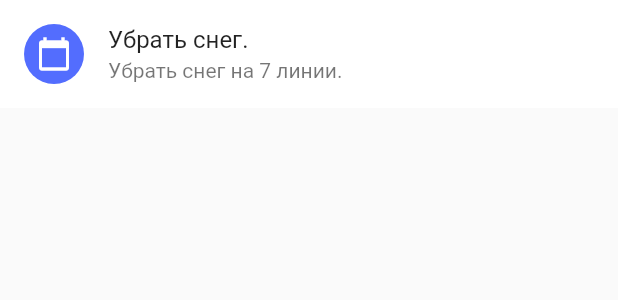
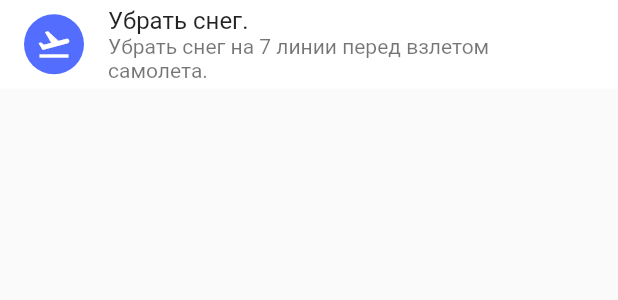
Before and after one commit to mentoster/sheremetyevo_tasks, a Flutter app: the NewTask widget shown alone on an empty page, opened directly, on a phone screen of 412 x 824 dp. Shown: the top 300 px of the screen. Run offline on Flutter 3.47's test engine with Material 2 defaults, Android fonts, the phone set to English and light mode, and no system bars; drawn by our look-alikes of flutter_slidable; our stand-ins replace flutter_login, liquid_progress_indicator_ns, photo_view, sliding_up_panel.

Commit message:
update cards

```diff
--- a/lib/Screens/mapScreen/widgets/Tasks/new_task.dart
+++ b/lib/Screens/mapScreen/widgets/Tasks/new_task.dart
@@ -1,4 +1,5 @@
 import 'package:flutter/material.dart';
+import 'package:flutter_slidable/flutter_slidable.dart';
 
 class NewTask extends StatelessWidget {
   const NewTask({
@@ -7,20 +8,39 @@ class NewTask extends StatelessWidget {
 
   @override
   Widget build(BuildContext context) {
-    return Container(
+    return Slidable(
+
+      actionPane: SlidableDrawerActionPane(),
+      actionExtentRatio: 0.25,
+      child: Container(
         width: double.infinity,
         child: Container(
           color: Colors.white,
           child: ListTile(
             leading: CircleAvatar(
               backgroundColor: Colors.indigoAccent,
-            child: Icon(Icons.calendar_today),
+              child: Icon(Icons.flight_takeoff),
               foregroundColor: Colors.white,
             ),
             title: Text('Убрать снег.'),
-          subtitle: Text('Убрать снег на 7 линии.'),
+            subtitle: Text('Убрать снег на 7 линии перед взлетом самолета.'),
           ),
         ),
+      ),
+      actions: <Widget>[
+        IconSlideAction(
+          caption: 'Отказаться',
+          color: Colors.red,
+          icon: Icons.archive,
+          onTap: () => Text('Archive'),
+        ),
+        IconSlideAction(
+          caption: 'Принять',
+          color: Colors.green,
+          icon: Icons.share,
+          onTap: () => Text('Share'),
+        ),
+      ],
     );
   }
 }
```
Also changed, not shown: lib/Screens/mapScreen/widgets/Tasks/new_tasks.dart (+16 -25 lines). Lines whose indentation alone changed are shown as unchanged.
